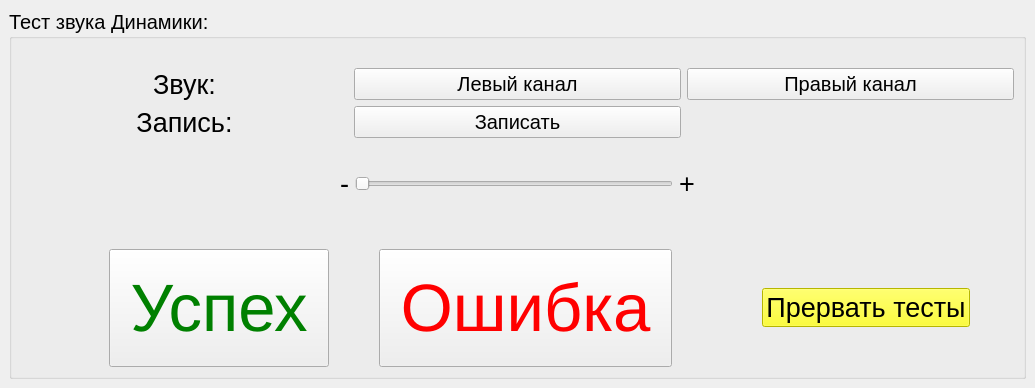
Above: ui/test_speaker_audio.ui from Mex93/MonoblockTests before the change. Below: the same form after it.
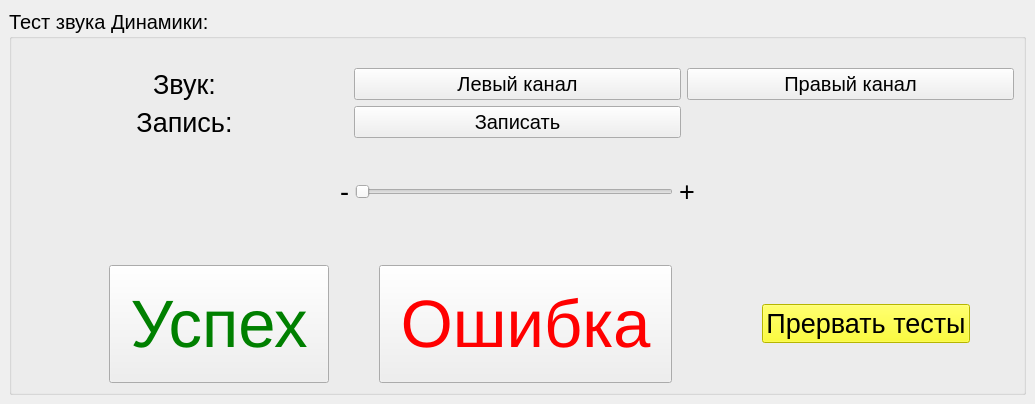
That is the form after the change. Icons and pictures are not drawn.

Diff of the .ui file:
```diff
--- a/ui/test_speaker_audio.ui
+++ b/ui/test_speaker_audio.ui
@@ -7,7 +7,7 @@
     <x>0</x>
     <y>0</y>
     <width>1035</width>
-    <height>388</height>
+    <height>404</height>
    </rect>
   </property>
   <property name="font">
```
Left out of the diff: 2 changed lines with no effect on the pictures.
